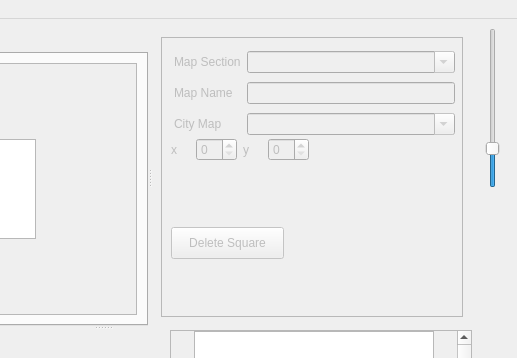
Old version of the form forms/regionmapeditor.ui in the repository huderlem/porymap; both pictures show x 312 to 829 and y 0 to 358 of the 829 by 644 pixel window.
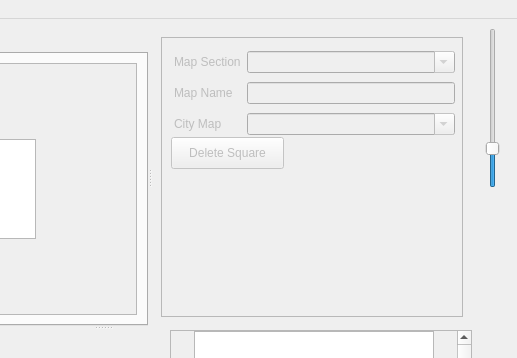
New version of the form. The open tabs and pages were chosen to show the change. Icons and pictures are not drawn.

The edit to the form file:
```diff
--- a/forms/regionmapeditor.ui
+++ b/forms/regionmapeditor.ui
@@ -518,43 +518,11 @@
               </item>
              </layout>
             </widget>
-            <widget class="QWidget" name="layoutWidget_5">
-             <property name="geometry">
-              <rect>
-               <x>10</x>
-               <y>100</y>
-               <width>138</width>
-               <height>26</height>
-              </rect>
-             </property>
-             <layout class="QHBoxLayout" name="horizontalLayout_RM_Options_xy">
-              <item>
-               <widget class="QLabel" name="label_RM_Options_x">
-                <property name="text">
-                 <string>x</string>
-                </property>
-               </widget>
-              </item>
-              <item>
-               <widget class="QSpinBox" name="spinBox_RM_Options_x"/>
-              </item>
-              <item>
-               <widget class="QLabel" name="label_RM_Options_y">
-                <property name="text">
-                 <string>y</string>
-                </property>
-               </widget>
-              </item>
-              <item>
-               <widget class="QSpinBox" name="spinBox_RM_Options_y"/>
-              </item>
-             </layout>
-            </widget>
             <widget class="QPushButton" name="pushButton_RM_Options_delete">
              <property name="geometry">
               <rect>
                <x>10</x>
-               <y>190</y>
+               <y>100</y>
                <width>113</width>
                <height>32</height>
               </rect>
```
Left out of the diff: 42 changed lines with no effect on the pictures.
